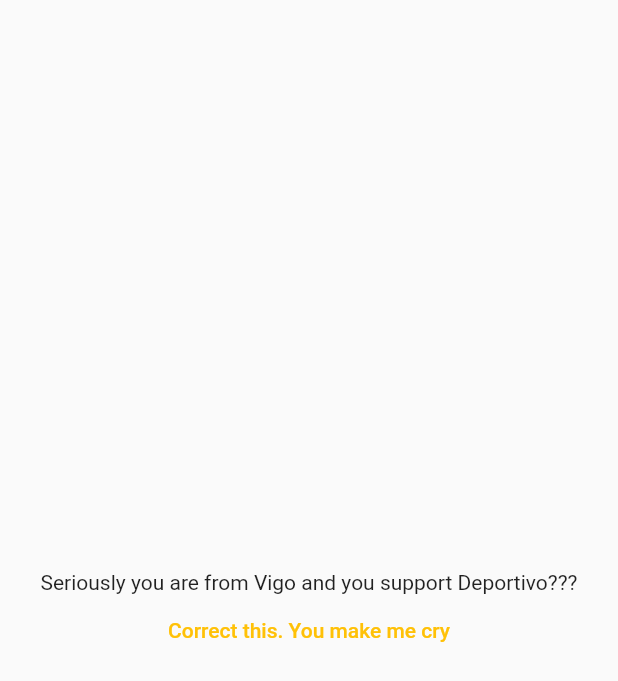
After one commit to David-Mou/onboarding_proposal, a Flutter app: the screen it shows after launch, after a tap on "Deportivo", after a tap on "Vigo", on a phone screen of 412 x 824 dp. The commit adds this screen. Shown: the top 681 px of the screen. Run offline on Flutter 3.47's test engine with Material 2 defaults, Android fonts, the phone set to English and light mode, and no system bars; our stand-ins replace flutter_riverpod.

Commit message:
Refactor screens to custom files

```diff
--- a/lib/main.dart
+++ b/lib/main.dart
@@ -1,7 +1,6 @@
 import 'package:flutter/material.dart';
 import 'package:flutter_riverpod/flutter_riverpod.dart';
-
-import 'on_boarding.dart';
+import 'package:onboarding_proposal/screens/on_boarding.dart';
 
 void main() {
   runApp(const OnBoardingApp());
--- /dev/null
+++ b/lib/screens/on_boarding_flow/soccer_city_question_screen.dart
@@ -0,0 +1,24 @@
+import 'package:flutter/material.dart';
+
+class SoccerCityQuestionScreen extends StatelessWidget {
+  final void Function(String) onSelected;
+
+  const SoccerCityQuestionScreen({Key? key, required this.onSelected}) : super(key: key);
+
+  @override
+  Widget build(BuildContext context) {
+    return Scaffold(
+      body: Center(
+        child: Column(
+          crossAxisAlignment: CrossAxisAlignment.center,
+          mainAxisAlignment: MainAxisAlignment.center,
+          children: [
+            const Text("Where are you from?"),
+            TextButton(child: const Text("A Coruña"), onPressed: () => onSelected("A Coruña")),
+            TextButton(child: const Text("Vigo"), onPressed: () => onSelected("Vigo")),
+          ],
+        ),
+      ),
+    );
+  }
+}
--- /dev/null
+++ b/lib/screens/on_boarding_flow/soccer_congrats_question_screen.dart
@@ -0,0 +1,30 @@
+import 'package:flutter/material.dart';
+
+class SoccerCongratsQuestionScreen extends StatelessWidget {
+  final String team;
+  final String city;
+  final void Function() onFinish;
+
+  const SoccerCongratsQuestionScreen({
+    Key? key,
+    required this.onFinish,
+    required this.team,
+    required this.city,
+  }) : super(key: key);
+
+  @override
+  Widget build(BuildContext context) {
+    return Scaffold(
+      body: Center(
+        child: Column(
+          crossAxisAlignment: CrossAxisAlignment.center,
+          mainAxisAlignment: MainAxisAlignment.center,
+          children: [
+            Text("Uah! Coming from $city, makes totally sense you support $team"),
+            TextButton(child: const Text("Finish"), onPressed: onFinish),
+          ],
+        ),
+      ),
+    );
+  }
+}
--- /dev/null
+++ b/lib/screens/on_boarding_flow/soccer_team_question_screen.dart
@@ -0,0 +1,24 @@
+import 'package:flutter/material.dart';
+
+class SoccerTeamQuestionScreen extends StatelessWidget {
+  final void Function(String) onSelected;
+
+  const SoccerTeamQuestionScreen({Key? key, required this.onSelected}) : super(key: key);
+
+  @override
+  Widget build(BuildContext context) {
+    return Scaffold(
+      body: Center(
+        child: Column(
+          crossAxisAlignment: CrossAxisAlignment.center,
+          mainAxisAlignment: MainAxisAlignment.center,
+          children: [
+            const Text("What is your favorite team?"),
+            TextButton(child: const Text("Deportivo"), onPressed: () => onSelected("Deportivo")),
+            TextButton(child: const Text("Celta"), onPressed: () => onSelected("Celta")),
+          ],
+        ),
+      ),
+    );
+  }
+}
--- /dev/null
+++ b/lib/screens/on_boarding_flow/soccer_wtf_question_screen.dart
@@ -0,0 +1,30 @@
+import 'package:flutter/material.dart';
+
+class SoccerWTFQuestionScreen extends StatelessWidget {
+  final String team;
+  final String city;
+  final void Function() onBack;
+
+  const SoccerWTFQuestionScreen({
+    Key? key,
+    required this.onBack,
+    required this.team,
+    required this.city,
+  }) : super(key: key);
+
+  @override
+  Widget build(BuildContext context) {
+    return Scaffold(
+      body: Center(
+        child: Column(
+          crossAxisAlignment: CrossAxisAlignment.center,
+          mainAxisAlignment: MainAxisAlignment.center,
+          children: [
+            Text("Seriously you are from $city and you support $team???"),
+            TextButton(child: const Text("Correct this. You make me cry"), onPressed: onBack),
+          ],
+        ),
+      ),
+    );
+  }
+}
--- /dev/null
+++ b/lib/soccer_on_boarding_flow/soccer_city_question_state.dart
@@ -0,0 +1,30 @@
+import 'package:flutter/material.dart';
+import 'package:onboarding_proposal/flow_system/flow_state.dart';
+import 'package:onboarding_proposal/screens/on_boarding_flow/soccer_city_question_screen.dart';
+import 'package:onboarding_proposal/soccer_on_boarding_flow/soccer_congrats_question_state.dart';
+import 'package:onboarding_proposal/soccer_on_boarding_flow/soccer_on_boarding_manager.dart';
+import 'package:onboarding_proposal/soccer_on_boarding_flow/soccer_team_question_state.dart';
+import 'package:onboarding_proposal/soccer_on_boarding_flow/soccer_wtf_question_state.dart';
+
+class SoccerCityQuestionState extends FlowState {
+  static const String key = "city";
+
+  SoccerCityQuestionState(SoccerOnBoardingManager manager) : super(flowKey: key, manager: manager);
+
+  @override
+  Widget onBuildFlowScreen(BuildContext context) {
+    return SoccerCityQuestionScreen(onSelected: manager.next);
+  }
+
+  @override
+  FlowState? next() {
+    final team = manager.state[SoccerTeamQuestionState.key];
+    final city = manager.state[key];
+
+    if (team == "Deportivo" && city == "Vigo" || team == "Celta" && city == "A Coruña") {
+      return SoccerWTFQuestionState(manager as SoccerOnBoardingManager);
+    } else {
+      return SoccerCongratsState(manager as SoccerOnBoardingManager);
+    }
+  }
+}
--- a/lib/soccer_on_boarding_flow/soccer_team_question_state.dart
+++ b/lib/soccer_on_boarding_flow/soccer_team_question_state.dart
@@ -1,6 +1,7 @@
 import 'package:flutter/material.dart';
 import 'package:onboarding_proposal/flow_system/flow_state.dart';
-import 'package:onboarding_proposal/soccer_on_boarding_flow/soccer_country_question_state.dart';
+import 'package:onboarding_proposal/screens/on_boarding_flow/soccer_team_question_screen.dart';
+import 'package:onboarding_proposal/soccer_on_boarding_flow/soccer_city_question_state.dart';
 import 'package:onboarding_proposal/soccer_on_boarding_flow/soccer_on_boarding_manager.dart';
 
 class SoccerTeamQuestionState extends FlowState {
@@ -10,22 +11,11 @@
 
   @override
   Widget onBuildFlowScreen(BuildContext context) {
-    return Scaffold(
-      key: const ValueKey(key),
-      body: Center(
-        child: Column(
-          crossAxisAlignment: CrossAxisAlignment.center,
-          mainAxisAlignment: MainAxisAlignment.center,
-          children: [
-            const Text("What is your favorite team?"),
-            TextButton(child: const Text("Deportivo"), onPressed: () => manager.next("Deportivo")),
-            TextButton(child: const Text("Celta"), onPressed: () => manager.next("Celta")),
-          ],
-        ),
-      ),
-    );
+    return SoccerTeamQuestionScreen(onSelected: (team) => manager.next(team));
   }
 
   @override
-  FlowState? next() => SoccerCountryQuestionState(manager as SoccerOnBoardingManager);
+  FlowState? next() {
+    return SoccerCityQuestionState(manager as SoccerOnBoardingManager);
+  }
 }
--- a/lib/soccer_on_boarding_flow/soccer_wtf_question_state.dart
+++ b/lib/soccer_on_boarding_flow/soccer_wtf_question_state.dart
@@ -1,6 +1,7 @@
 import 'package:flutter/material.dart';
 import 'package:onboarding_proposal/flow_system/flow_state.dart';
-import 'package:onboarding_proposal/soccer_on_boarding_flow/soccer_country_question_state.dart';
+import 'package:onboarding_proposal/screens/on_boarding_flow/soccer_wtf_question_screen.dart';
+import 'package:onboarding_proposal/soccer_on_boarding_flow/soccer_city_question_state.dart';
 import 'package:onboarding_proposal/soccer_on_boarding_flow/soccer_on_boarding_manager.dart';
 import 'package:onboarding_proposal/soccer_on_boarding_flow/soccer_team_question_state.dart';
 
@@ -12,21 +13,9 @@
   @override
   Widget onBuildFlowScreen(BuildContext context) {
     final team = manager.state[SoccerTeamQuestionState.key];
-    final country = manager.state[SoccerCountryQuestionState.key];
+    final city = manager.state[SoccerCityQuestionState.key];
 
-    return Scaffold(
-      key: const ValueKey(key),
-      body: Center(
-        child: Column(
-          crossAxisAlignment: CrossAxisAlignment.center,
-          mainAxisAlignment: MainAxisAlignment.center,
-          children: [
-            Text("Seriously you are from $country and you support $team???"),
-            TextButton(child: const Text("Correct this. You make me cry"), onPressed: () => manager.back()),
-          ],
-        ),
-      ),
-    );
+    return SoccerWTFQuestionScreen(onBack: manager.back, team: team, city: city);
   }
 
   @override
```
Also changed, not shown: lib/soccer_on_boarding_flow/soccer_congrats_question_state.dart (+4 -15 lines), lib/soccer_on_boarding_flow/soccer_country_question_state.dart (deleted, +0 -42 lines), lib/screens/on_boarding.dart (renamed from lib/on_boarding.dart).
